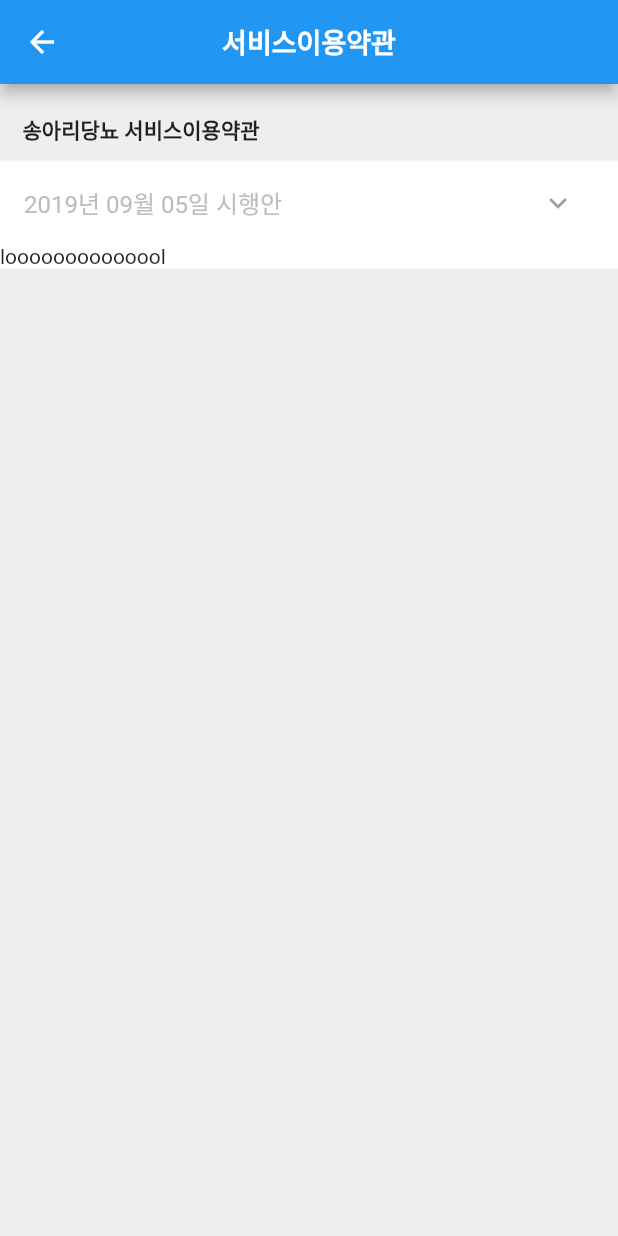
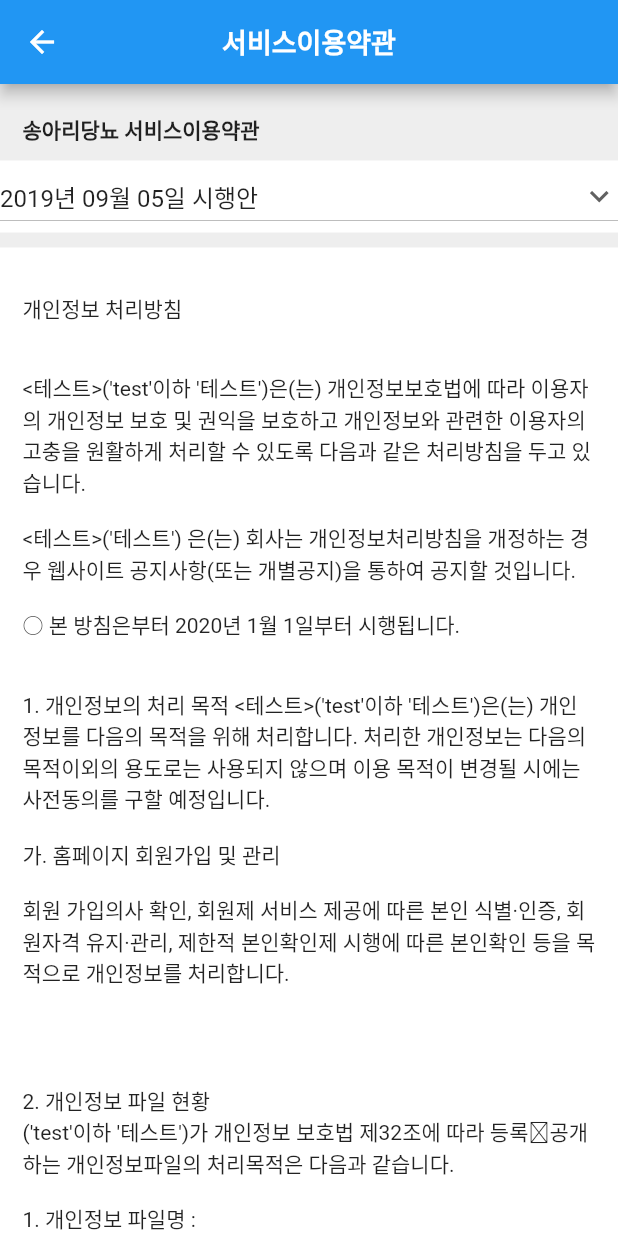
Before and after one commit to Kimsangwon0509/flutter-study, a Flutter app: the Jo7Screen2 screen opened directly, on a phone screen of 412 x 824 dp. Run offline on Flutter 3.47's test engine with Material 2 defaults, Android fonts, the phone set to English and light mode, and no system bars; our stand-ins replace charts_flutter, firebase_crashlytics, webview_flutter; accounts and stored records are empty.

Commit message:
add (미완)스크롤처리 및 드롭박스 추가

```diff
--- a/lib/screens/b/jo7_screen1.dart
+++ b/lib/screens/b/jo7_screen1.dart
@@ -8,8 +8,6 @@ class Jo7Screen1 extends StatefulWidget {
 }
 
 class _Jo7ScreenState extends State<Jo7Screen1> {
-  final String title = '약관동의';
-
   Icon leadingIcon = Icon(Icons.check_circle, color: Colors.grey[400]);
   Icon trailingIcon = Icon(Icons.keyboard_arrow_right, color: Colors.grey[400]);
 
@@ -20,7 +18,7 @@ class _Jo7ScreenState extends State<Jo7Screen1> {
         appBar: AppBar(
           centerTitle: true,
           title: Text(
-            title,
+            '약관동의',
             style: TextStyle(
               fontSize: 18,
               fontWeight: FontWeight.bold,
--- a/lib/screens/b/jo7_screen2.dart
+++ b/lib/screens/b/jo7_screen2.dart
@@ -1,8 +1,20 @@
+import 'dart:math';
+
 import 'package:flutter/cupertino.dart';
+import 'package:flutter/gestures.dart';
 import 'package:flutter/material.dart';
 
-class Jo7Screen2 extends StatelessWidget {
-  final String title = '서비스이용약관';
+class Jo7Screen2 extends StatefulWidget {
+  @override
+  _Jo7Screen2State createState() => _Jo7Screen2State();
+}
+
+class _Jo7Screen2State extends State<Jo7Screen2> {
+  List<String> _locations = [
+    '2019년 09월 05일 시행안',
+    '2020년 09월 05일 시행안'
+  ]; // Option 2
+  String _selectedLocation = '2019년 09월 05일 시행안'; // Option 2
 
   @override
   Widget build(BuildContext context) {
@@ -12,26 +24,70 @@ class Jo7Screen2 extends StatelessWidget {
         appBar: AppBar(
           centerTitle: true,
           title: Text(
-            title,
+            '서비스이용약관',
             style: TextStyle(
               fontSize: 18,
               fontWeight: FontWeight.bold,
             ),
           ),
         ),
-        body: Column(
-          children: <Widget>[
-            Column(
+        body: SingleChildScrollView(
+          child: Column(
             crossAxisAlignment: CrossAxisAlignment.start,
             children: <Widget>[
-                Padding(
+              _headingText,
+              Container(
+                color: Colors.white,
+                child: DropdownButton(
+                  value: _selectedLocation,
+                  icon: Icon(Icons.keyboard_arrow_down),
+                  iconSize: 25,
+                  iconDisabledColor: Colors.red,
+                  elevation: 0,
+                  isExpanded: true,
+                  onChanged: (newValue) {
+                    setState(() {
+                      _selectedLocation = newValue;
+                    });
+                  },
+                  items: _locations.map((location) {
+                    return DropdownMenuItem(
+                      child: Row(
+                        mainAxisAlignment: MainAxisAlignment.spaceBetween,
+                        children: <Widget>[
+                          Text(location),
+//                          Icon(Icons.keyboard_arrow_up, size: 25),
+                        ],
+                      ),
+                      value: location,
+                    );
+                  }).toList(),
+                ),
+              ),
+              SizedBox(height: 10),
+              Container(
+                color: Colors.white,
+                child: Padding(
+                  padding: EdgeInsets.symmetric(horizontal: 15, vertical: 30),
+                  child: Text(_longText),
+                ),
+              ),
+            ],
+          ),
+        ),
+      ),
+    );
+  }
+
+  Widget _headingText = Padding(
     padding: const EdgeInsets.only(left: 15, top: 20, bottom: 10),
     child: Text(
       '송아리당뇨 서비스이용약관',
       style: TextStyle(fontWeight: FontWeight.bold),
     ),
-                ),
-                Container(
+  );
+
+  Widget _dates = Container(
     color: Colors.white,
     child: ListTile(
       title: Text(
@@ -41,26 +97,43 @@ class Jo7Screen2 extends StatelessWidget {
         ),
       ),
       trailing: IconButton(
-                      icon:
-                          true == true ? Icon(Icons.keyboard_arrow_down) : null,
+        icon: true == true ? Icon(Icons.keyboard_arrow_down) : null,
         /* TODO: true 부분 변경 필요*/
         onPressed: null,
       ),
     ),
-                ),
-                SingleChildScrollView(
-                  child: Container(
-                    width: double.infinity,
-                    color: Colors.white,
-//                    constraints: BoxConstraints.tightForFinite(height: 100),
-                    child: Text('loooooooooooool'),
-                  ),
-                ),
-              ],
-            ),
-          ],
-        ),
-      ),
   );
+
+  String _longText = '''개인정보 처리방침
+
+
+<테스트>('test'이하 '테스트')은(는) 개인정보보호법에 따라 이용자의 개인정보 보호 및 권익을 보호하고 개인정보와 관련한 이용자의 고충을 원활하게 처리할 수 있도록 다음과 같은 처리방침을 두고 있습니다.
+
+<테스트>('테스트') 은(는) 회사는 개인정보처리방침을 개정하는 경우 웹사이트 공지사항(또는 개별공지)을 통하여 공지할 것입니다.
+
+○ 본 방침은부터 2020년 1월 1일부터 시행됩니다.
+
+
+1. 개인정보의 처리 목적 <테스트>('test'이하 '테스트')은(는) 개인정보를 다음의 목적을 위해 처리합니다. 처리한 개인정보는 다음의 목적이외의 용도로는 사용되지 않으며 이용 목적이 변경될 시에는 사전동의를 구할 예정입니다.
+
+가. 홈페이지 회원가입 및 관리
+
+회원 가입의사 확인, 회원제 서비스 제공에 따른 본인 식별·인증, 회원자격 유지·관리, 제한적 본인확인제 시행에 따른 본인확인 등을 목적으로 개인정보를 처리합니다.
+
+
+
+
+2. 개인정보 파일 현황
+('test'이하 '테스트')가 개인정보 보호법 제32조에 따라 등록․공개하는 개인정보파일의 처리목적은 다음과 같습니다.
+
+1. 개인정보 파일명 :
+- 개인정보 항목 :
+- 수집방법 :
+- 보유근거 :
+- 보유기간 :
+- 관련법령 :
+
+
+
+※ 기타(''이하 '')의 개인정보파일 등록사항 공개는 행정안전부 개인정보보호 종합지원 포털(www.privacy.go.kr) → 개인정보민원 → 개인정보열람등 요구 → 개인정보파일 목록검색 메뉴를 활용해주시기 바랍니다.''';
 }
-}
```
Lines whose indentation alone changed are shown as unchanged.
